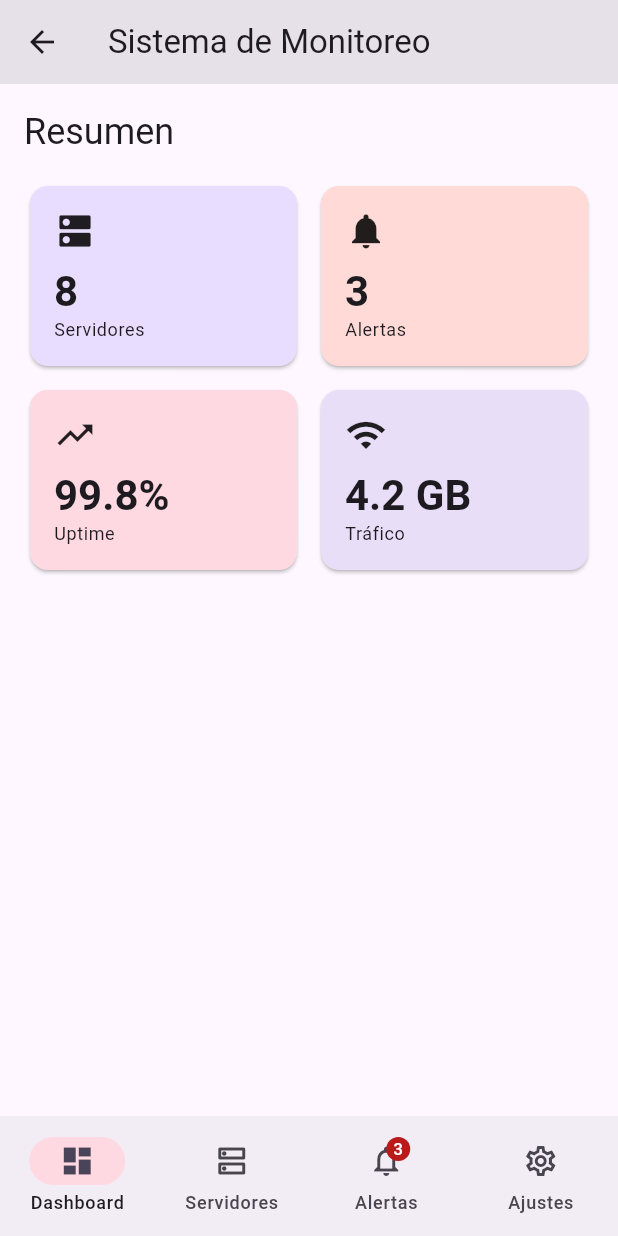
After one commit to SA-1078/programacion_4_manana_colimba, a Flutter app: the PantallaNavegacion screen opened directly, on a phone screen of 412 x 824 dp. The commit adds this screen. Run offline on Flutter 3.47's test engine with Material 3 defaults, Android fonts, the phone set to English and light mode, and no system bars.

Commit message:
Clase Martes 23 Junio 2026, Modulo8_material3

```diff
--- a/Modulo_3/flutter/modulo08_material3/lib/main.dart
+++ b/Modulo_3/flutter/modulo08_material3/lib/main.dart
@@ -1,7 +1,10 @@
 // lib/main.dart
 import 'package:flutter/material.dart';
+import 'package:modulo08_material3/widgets/catalogo_botones.dart';
 import 'screens/pantalla_tema.dart';
 import 'screens/pantalla_appbar.dart';
+import 'screens/pantalla_navegacion.dart';
+import 'screens/pantalla_dialogs.dart';
 
 // ┌──────────────────────────────────────────────────────────────────┐
 // │  Cambia este número y guarda (Ctrl+S) para navegar entre pasos. │
@@ -12,7 +15,7 @@ import 'screens/pantalla_appbar.dart';
 // │  5  Paso 5  NavigationBar con 4 pestañas                        │
 // │  6  Paso 6  SnackBar y AlertDialog                              │
 // └──────────────────────────────────────────────────────────────────┘
-const int paso = 3;
+const int paso = 6;
 
 void main() => runApp(const AppMonitoreo());
 
@@ -49,6 +52,9 @@ class _AppMonitoreoState extends State<AppMonitoreo> {
           onToggle: (mode) => setState(() => _themeMode = mode),
         ),
         3 => const PantallaAppBar(),
+        4 => const CatalogoBotones(),
+        5 => const PantallaNavegacion(),
+        6 => const PantallaDialogs(),
         _ => Scaffold(
             body: Center(child: Text('Paso $paso: crea el widget primero'))),
       },
--- /dev/null
+++ b/Modulo_3/flutter/modulo08_material3/lib/screens/pantalla_navegacion.dart
@@ -0,0 +1,224 @@
+// lib/screens/pantalla_navegacion.dart
+import 'package:flutter/material.dart';
+
+class PantallaNavegacion extends StatefulWidget {
+  const PantallaNavegacion({super.key});
+
+  @override
+  State<PantallaNavegacion> createState() => _PantallaNavegacionState();
+}
+
+class _PantallaNavegacionState extends State<PantallaNavegacion> {
+  int _indice = 0;
+
+  @override
+  Widget build(BuildContext context) {
+    final cs = Theme.of(context).colorScheme;
+
+    return Scaffold(
+      appBar: AppBar(
+        title:           const Text('Sistema de Monitoreo'),
+        backgroundColor: cs.surfaceContainerHighest,
+      ),
+      body: IndexedStack(
+        index: _indice,
+        children: const [
+          _PantallaDashboard(),
+          _PantallaServidores(),
+          _PantallaAlertas(),
+          _PantallaAjustes(),
+        ],
+      ),
+      bottomNavigationBar: NavigationBar(
+        selectedIndex:         _indice,
+        onDestinationSelected: (i) => setState(() => _indice = i),
+        indicatorColor: cs.tertiaryContainer,
+        destinations: const [
+          NavigationDestination(
+            icon:         Icon(Icons.dashboard_outlined),
+            selectedIcon: Icon(Icons.dashboard),
+            label:        'Dashboard',
+          ),
+          NavigationDestination(
+            icon:         Icon(Icons.dns_outlined),
+            selectedIcon: Icon(Icons.dns),
+            label:        'Servidores',
+          ),
+          NavigationDestination(
+            icon:         Badge(label: Text('3'), child: Icon(Icons.notifications_outlined)),
+            selectedIcon: Badge(label: Text('3'), child: Icon(Icons.notifications)),
+            label:        'Alertas',
+          ),
+          NavigationDestination(
+            icon:         Icon(Icons.settings_outlined),
+            selectedIcon: Icon(Icons.settings),
+            label:        'Ajustes',
+          ),
+        ],
+      ),
+    );
+  }
+}
+
+// ─── Pantallas de cada pestaña ────────────────────────────────────────────
+
+class _PantallaDashboard extends StatelessWidget {
+  const _PantallaDashboard();
+
+  @override
+  Widget build(BuildContext context) {
+    final cs   = Theme.of(context).colorScheme;
+    final text = Theme.of(context).textTheme;
+
+    return ListView(
+      padding: const EdgeInsets.all(16),
+      children: [
+        Text('Resumen', style: text.headlineSmall),
+        const SizedBox(height: 16),
+        // Tarjetas de métricas
+        Row(children: [
+          Expanded(child: _TarjetaMetrica(titulo: 'Servidores', valor: '8',  icono: Icons.dns,          color: cs.primaryContainer)),
+          const SizedBox(width: 8),
+          Expanded(child: _TarjetaMetrica(titulo: 'Alertas',    valor: '3',  icono: Icons.notifications, color: cs.errorContainer)),
+        ]),
+        const SizedBox(height: 8),
+        Row(children: [
+          Expanded(child: _TarjetaMetrica(titulo: 'Uptime',   valor: '99.8%', icono: Icons.trending_up, color: cs.tertiaryContainer)),
+          const SizedBox(width: 8),
+          Expanded(child: _TarjetaMetrica(titulo: 'Tráfico',  valor: '4.2 GB', icono: Icons.wifi,       color: cs.secondaryContainer)),
+        ]),
+      ],
+    );
+  }
+}
+
+class _TarjetaMetrica extends StatelessWidget {
+  final String titulo;
+  final String valor;
+  final IconData icono;
+  final Color    color;
+
+  const _TarjetaMetrica({
+    required this.titulo,
+    required this.valor,
+    required this.icono,
+    required this.color,
+  });
+
+  @override
+  Widget build(BuildContext context) {
+    final text = Theme.of(context).textTheme;
+
+    return Card(
+      color: color,
+      child: Padding(
+        padding: const EdgeInsets.all(16),
+        child: Column(
+          crossAxisAlignment: CrossAxisAlignment.start,
+          children: [
+            Icon(icono, size: 28),
+            const SizedBox(height: 8),
+            Text(valor,  style: text.headlineMedium?.copyWith(fontWeight: FontWeight.bold)),
+            Text(titulo, style: text.bodySmall),
+          ],
+        ),
+      ),
+    );
+  }
+}
+
+class _PantallaServidores extends StatelessWidget {
+  const _PantallaServidores();
+
+  @override
+  Widget build(BuildContext context) {
+    final cs = Theme.of(context).colorScheme;
+
+    return ListView.builder(
+      padding: const EdgeInsets.all(8),
+      itemCount: 6,
+      itemBuilder: (ctx, i) => Card(
+        child: ListTile(
+          leading:  Icon(Icons.dns, color: cs.primary),
+          title:    Text('prod-web-0${i + 1}'),
+          subtitle: Text('10.0.2.${i + 10} · Activo'),
+          trailing: Icon(Icons.chevron_right, color: cs.onSurfaceVariant),
+          onTap: () {},
+        ),
+      ),
+    );
+  }
+}
+
+class _PantallaAlertas extends StatelessWidget {
+  const _PantallaAlertas();
+
+  @override
+  Widget build(BuildContext context) {
+    final cs   = Theme.of(context).colorScheme;
+    final text = Theme.of(context).textTheme;
+
+    const alertas = [
+      (servidor: 'prod-db-01',  mensaje: 'CPU > 90%',         nivel: 'CRÍTICO'),
+      (servidor: 'prod-web-03', mensaje: 'Disco al 85%',      nivel: 'AVISO'),
+      (servidor: 'prod-api-02', mensaje: 'Reinicio inesperado', nivel: 'CRÍTICO'),
+    ];
+
+    return ListView.builder(
+      padding: const EdgeInsets.all(8),
+      itemCount: alertas.length,
+      itemBuilder: (ctx, i) {
+        final alerta = alertas[i];
+        final esCritico = alerta.nivel == 'CRÍTICO';
+
+        return Card(
+          color: esCritico ? cs.errorContainer : cs.tertiaryContainer,
+          child: ListTile(
+            leading: Icon(
+              esCritico ? Icons.error : Icons.warning,
+              color: esCritico ? cs.onErrorContainer : cs.onTertiaryContainer,
+            ),
+            title: Text(alerta.servidor,
+                style: text.titleMedium?.copyWith(fontWeight: FontWeight.bold)),
+            subtitle: Text(alerta.mensaje),
+            trailing: Chip(
+              label: Text(alerta.nivel, style: const TextStyle(fontSize: 11)),
+              backgroundColor: esCritico ? cs.error : cs.tertiary,
+              labelStyle: TextStyle(
+                color: esCritico ? cs.onError : cs.onTertiary,
+                fontWeight: FontWeight.bold,
+              ),
+            ),
+          ),
+        );
+      },
+    );
+  }
+}
+
+class _PantallaAjustes extends StatelessWidget {
+  const _PantallaAjustes();
+
+  @override
+  Widget build(BuildContext context) {
+    return ListView(
+      children: const [
+        ListTile(
+          leading: Icon(Icons.notifications_outlined),
+          title:   Text('Notificaciones'),
+          trailing: Icon(Icons.chevron_right),
+        ),
+        ListTile(
+          leading: Icon(Icons.security_outlined),
+          title:   Text('Seguridad'),
+          trailing: Icon(Icons.chevron_right),
+        ),
+        ListTile(
+          leading: Icon(Icons.info_outline),
+          title:   Text('Acerca de'),
+          trailing: Icon(Icons.chevron_right),
+        ),
+      ],
+    );
+  }
+}
```
Also changed, not shown: Modulo_3/flutter/modulo08_material3/lib/screens/pantalla_dialogs.dart (added, +183 -0 lines), Modulo_3/flutter/modulo08_material3/lib/widgets/catalogo_botones.dart (added, +115 -0 lines).
